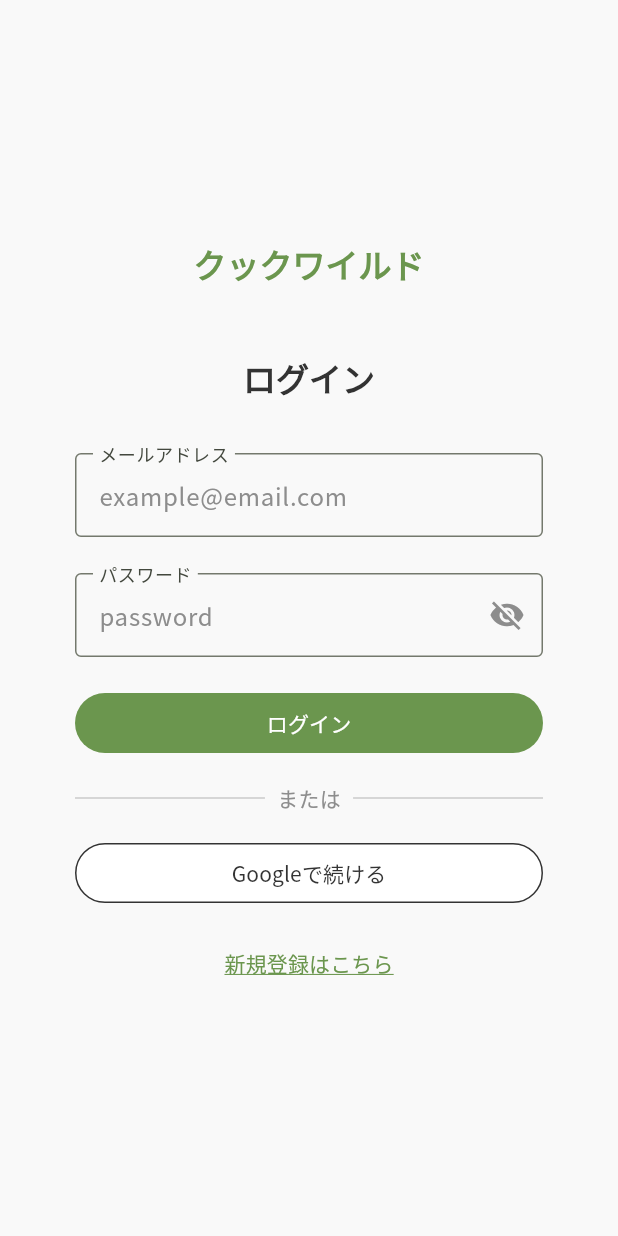
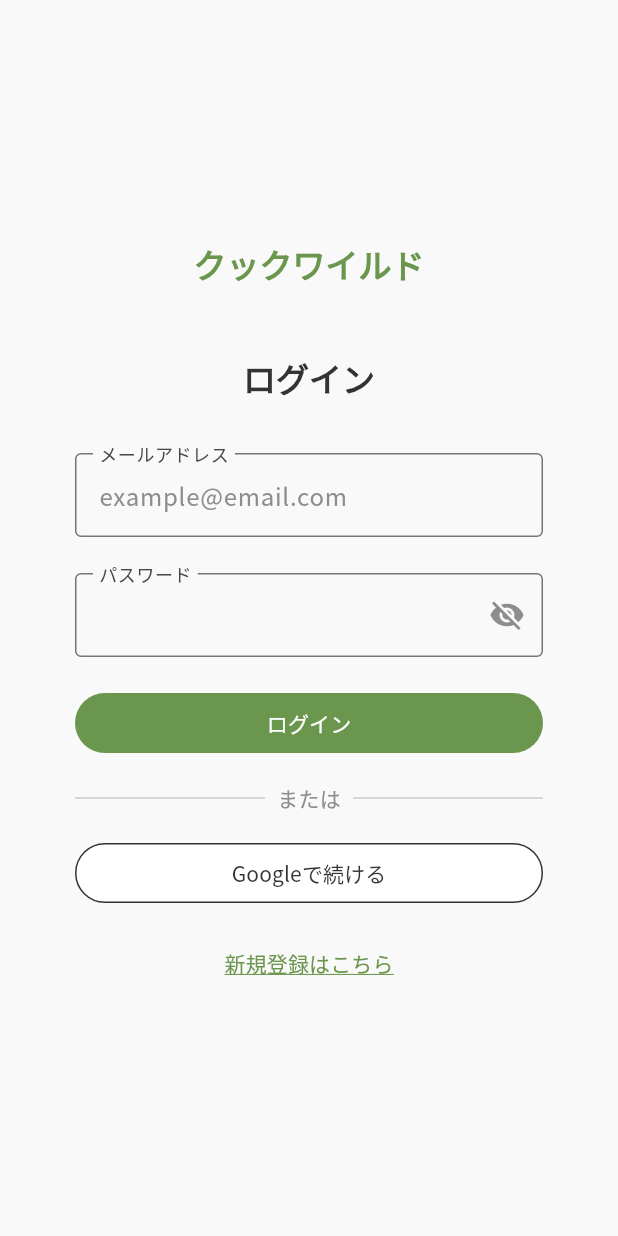
Before and after one commit to shinonome-inc/yumemi-pg-hackathon-team4, a Flutter app: the TopPage screen opened by its route, on a phone screen of 412 x 824 dp. Run offline on Flutter 3.47's test engine with Material 3 defaults, Android fonts, the light colour scheme and no system bars; our stand-ins replace cloud_firestore, firebase_auth, firebase_core, flutter_dotenv, flutter_riverpod, freezed_annotation and 4 more; accounts and stored records are empty; generated files the repository leaves out were written again.

Commit message:
パスワードのhintTextを削除

```diff
--- a/client/lib/pages/top/top_page.dart
+++ b/client/lib/pages/top/top_page.dart
@@ -81,10 +81,6 @@ class _TopPageState extends ConsumerState<TopPage> {
                       floatingLabelBehavior: FloatingLabelBehavior.always,
                       labelText: 'パスワード',
                       border: const OutlineInputBorder(),
-                      hintText: 'password',
-                      hintStyle: const TextStyle(
-                        color: AppColors.gray2,
-                      ),
                     ),
                   ),
                   const SizedBox(height: 24),
```
